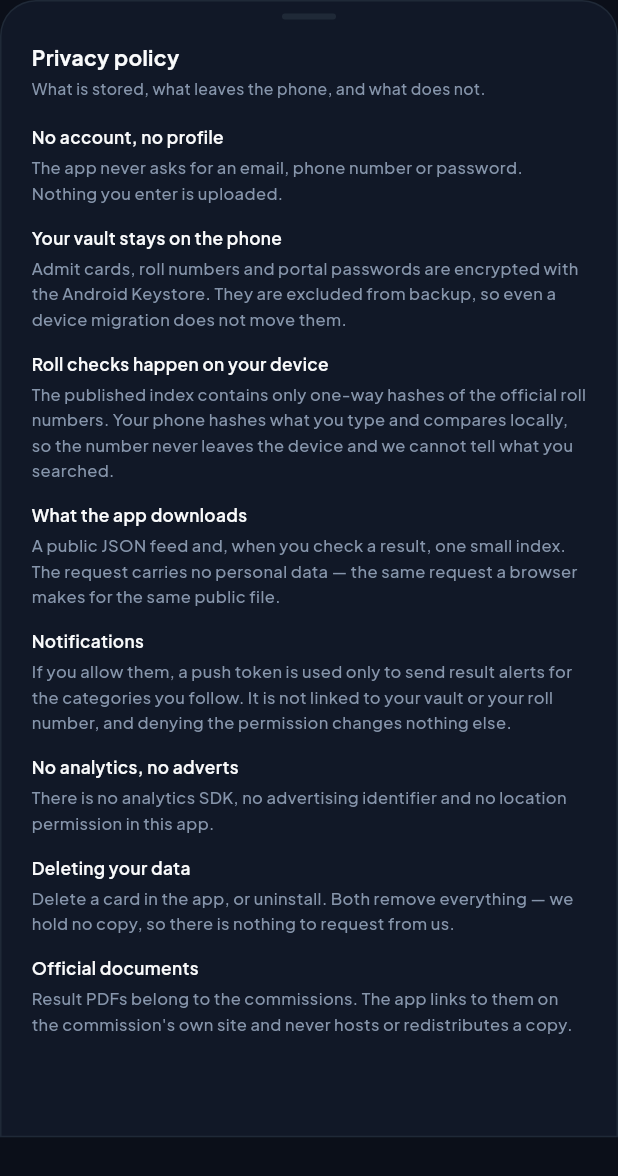
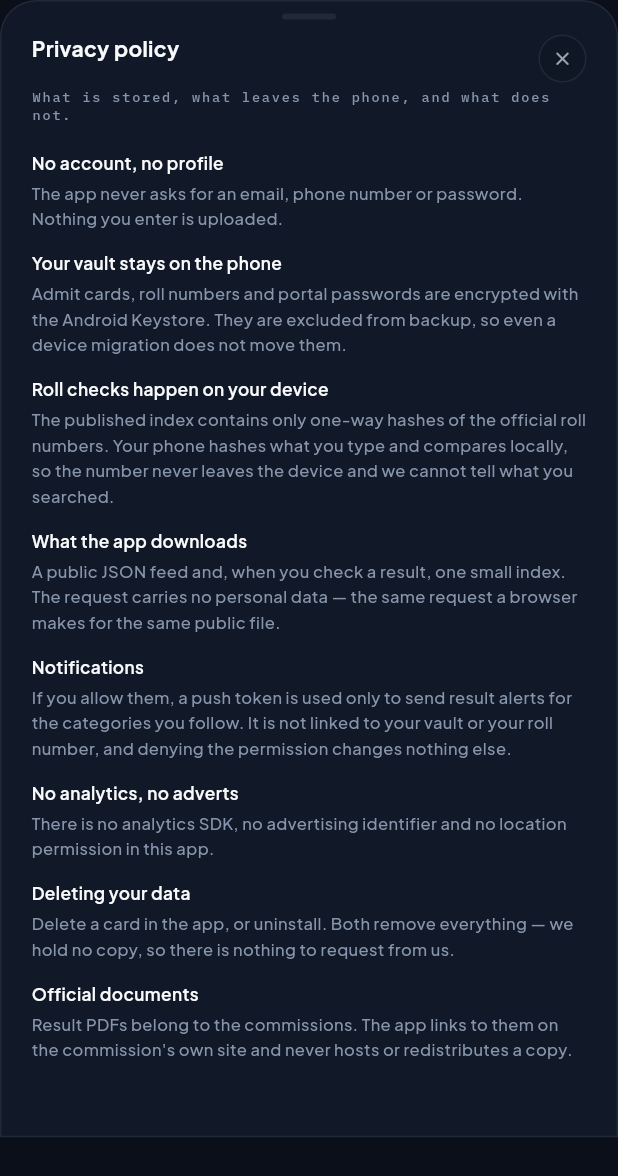
Before and after one commit to aasheesh333/ExamVault, a Flutter app: the _PolicySheet widget shown alone on an empty page, opened directly, on a phone screen of 412 x 824 dp. Shown: the top 1176 px of the screen. Run offline on Flutter 3.47's test engine with Material 3 defaults, Android fonts, the phone set to English and light mode, and no system bars; our stand-ins replace firebase_core, firebase_messaging, flutter_riverpod, flutter_secure_storage, google_fonts, hive_ce_flutter and 1 more; missing offline and left inert: onesignal_flutter; accounts and stored records are empty; network calls fail.

Commit message:
fix: add a visible close control to the About and policy sheets
Both open at 92% of the viewport, which leaves only a thin strip of barrier to tap,
and the drag-to-dismiss gesture is undiscoverable. Without a control the sheet
reads as a page you are stuck on. A shared header now carries a drag handle and a
labelled close button.

Also removed the placeholder `cdn.examvault.in` from the AppConfig doc comment so
nothing in the source suggests a domain we do not own.

````diff
--- a/app/lib/core/config/app_config.dart
+++ b/app/lib/core/config/app_config.dart
@@ -6,7 +6,7 @@
 ///
 /// ```sh
 /// flutter run \
-///   --dart-define=EV_CDN_BASE=https://cdn.examvault.in \
+///   --dart-define=EV_CDN_BASE=https://examvault-edge.example.workers.dev \
 ///   --dart-define=EV_FIREBASE_API_KEY=... \
 ///   --dart-define=EV_FIREBASE_APP_ID=...
 /// ```
--- a/app/lib/features/about/about_sheet.dart
+++ b/app/lib/features/about/about_sheet.dart
@@ -55,22 +55,9 @@ class _AboutSheet extends ConsumerWidget {
           controller: controller,
           padding: const EdgeInsets.fromLTRB(20, 8, 20, 32),
           children: [
-            Center(
-              child: Container(
-                width: 36,
-                height: 4,
-                margin: const EdgeInsets.only(bottom: 16),
-                decoration: BoxDecoration(
-                  color: p.border,
-                  borderRadius: BorderRadius.circular(2),
-                ),
-              ),
-            ),
-            Text('About ExamVault', style: context.type.sectionTitle),
-            const SizedBox(height: 4),
-            Text(
-              'Version 1.0.0 · free · no account required',
-              style: context.type.microLabel.copyWith(fontSize: 9),
+            const _SheetHeader(
+              title: 'About ExamVault',
+              subtitle: 'Version 1.0.0 · free · no account required',
             ),
             const SizedBox(height: 18),
 
@@ -203,6 +190,74 @@ class _AboutSheet extends ConsumerWidget {
           ],
         ),
       ),
+    );
+  }
+}
+
+/// Drag handle + close button.
+///
+/// These sheets open at 92% of the viewport, which leaves only a thin strip of
+/// barrier at the top — and a modal sheet can also be dismissed by dragging down,
+/// which nobody discovers unprompted. Without an explicit control the screen looks
+/// like a page you are stuck on.
+class _SheetHeader extends StatelessWidget {
+  const _SheetHeader({required this.title, this.subtitle});
+
+  final String title;
+  final String? subtitle;
+
+  @override
+  Widget build(BuildContext context) {
+    final p = context.ev;
+    return Column(
+      crossAxisAlignment: CrossAxisAlignment.start,
+      children: [
+        Center(
+          child: Container(
+            width: 36,
+            height: 4,
+            margin: const EdgeInsets.only(bottom: 10),
+            decoration: BoxDecoration(
+              color: p.border,
+              borderRadius: BorderRadius.circular(2),
+            ),
+          ),
+        ),
+        Row(
+          crossAxisAlignment: CrossAxisAlignment.start,
+          children: [
+            Expanded(child: Text(title, style: context.type.sectionTitle)),
+            Semantics(
+              button: true,
+              label: 'Close',
+              child: InkWell(
+                borderRadius: BorderRadius.circular(16),
+                onTap: () => Navigator.of(context).maybePop(),
+                child: Container(
+                  width: 32,
+                  height: 32,
+                  margin: const EdgeInsets.only(left: 8),
+                  alignment: Alignment.center,
+                  decoration: BoxDecoration(
+                    color: p.surfaceElevated,
+                    shape: BoxShape.circle,
+                    border: Border.all(color: p.border),
+                  ),
+                  child: Icon(
+                    Icons.close_rounded,
+                    size: 15,
+                    color: p.textSecondary,
+                  ),
+                ),
+              ),
+            ),
+          ],
+        ),
+        if (subtitle != null) ...[
+          const SizedBox(height: 4),
+          Text(subtitle!, style: context.type.microLabel.copyWith(fontSize: 9)),
+        ],
+      ],
     );
   }
 }
@@ -429,22 +484,10 @@ class _PolicySheet extends StatelessWidget {
           controller: controller,
           padding: const EdgeInsets.fromLTRB(20, 8, 20, 32),
           children: [
-            Center(
-              child: Container(
-                width: 36,
-                height: 4,
-                margin: const EdgeInsets.only(bottom: 16),
-                decoration: BoxDecoration(
-                  color: p.border,
-                  borderRadius: BorderRadius.circular(2),
-                ),
-              ),
-            ),
-            Text('Privacy policy', style: context.type.sectionTitle),
-            const SizedBox(height: 4),
-            Text(
-              'What is stored, what leaves the phone, and what does not.',
-              style: context.type.bodyMuted.copyWith(fontSize: 10.5),
+            const _SheetHeader(
+              title: 'Privacy policy',
+              subtitle:
+                  'What is stored, what leaves the phone, and what does not.',
             ),
             const SizedBox(height: 18),
             for (final (title, body) in _sections) ...[
````
